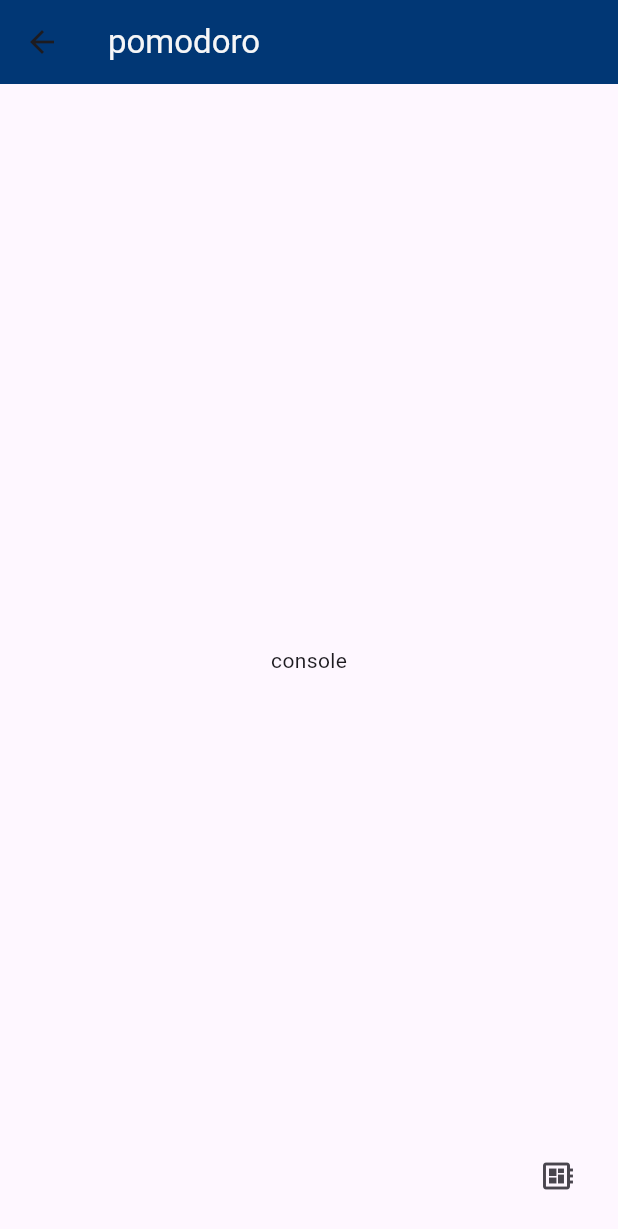
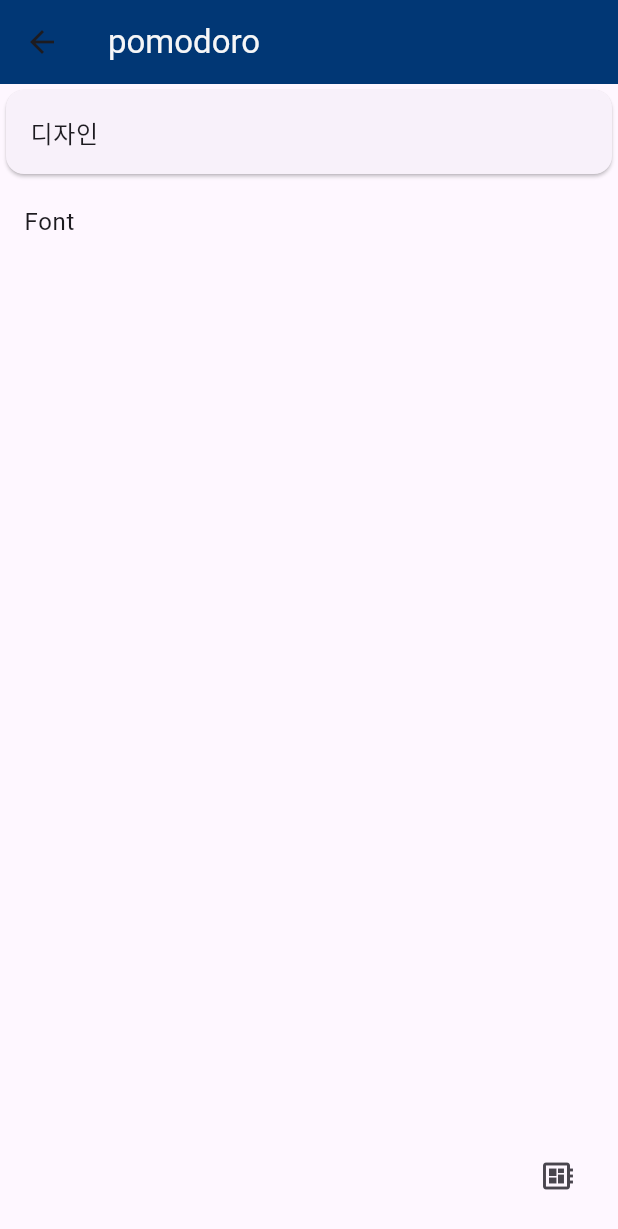
Before and after one commit to dlsdk0601/pomodoro-jjang, a Flutter app: the Layout screen opened directly, after a tap on the "developer board" icon, on a phone screen of 412 x 824 dp. Shown: the top 1229 px of the screen. Run offline on Flutter 3.47's test engine with Material 3 defaults, Android fonts, the phone set to English and light mode, and no system bars; our stand-ins replace flutter_easyloading, flutter_hooks, go_router, hooks_riverpod, logger and 1 more; generated files the repository leaves out were written again; project files that could hold a hidden picture were left out.

Commit message:
feat: add textStyle module and font console screen

```diff
--- a/pomodoro_jjang_app/lib/screen/console/console.dart
+++ b/pomodoro_jjang_app/lib/screen/console/console.dart
@@ -1,11 +1,51 @@
 import 'package:flutter/material.dart';
+import 'package:go_router/go_router.dart';
+import 'package:pomodoro_jjang_app/router.dart';
 import 'package:pomodoro_jjang_app/view/layout.dart';
+
+typedef ConsoleList = List<(String, List<Item>)>;
 
 class ConsoleScreen extends StatelessWidget {
   const ConsoleScreen({super.key});
 
   @override
   Widget build(BuildContext context) {
-    return Layout(child: Center(child: Text('console')));
+    final ConsoleList consoleList = [
+      ('디자인', [Item(title: 'Font', location: ConsoleFontRoute().location)]),
+    ];
+
+    return Layout(
+      child: ListView(
+        children: [
+          for (final (title, items) in consoleList) ...[
+            Card(child: ListTile(title: Text(title))),
+            for (final item in items) _ItemView(item: item),
+          ],
+        ],
+      ),
+    );
   }
 }
+
+class _ItemView extends StatelessWidget {
+  const _ItemView({required this.item});
+
+  final Item item;
+
+  @override
+  Widget build(BuildContext context) {
+    return ListTile(
+      title: Text(item.title),
+      onTap: () {
+        context.go(item.location);
+      },
+    );
+  }
+}
+
+class Item {
+  const Item({required this.title, required this.location});
+
+  final String title;
+  final String location;
+}
--- /dev/null
+++ b/pomodoro_jjang_app/lib/screen/console/font.dart
@@ -0,0 +1,54 @@
+import 'package:flutter/material.dart';
+import 'package:pomodoro_jjang_app/view/font.dart';
+import 'package:pomodoro_jjang_app/view/layout.dart';
+
+class ConsoleFontScreen extends StatelessWidget {
+  const ConsoleFontScreen({super.key});
+
+  @override
+  Widget build(BuildContext context) {
+    return Layout(
+      child: Padding(
+        padding: const EdgeInsets.symmetric(vertical: 20.0, horizontal: 8.0),
+        child: ListView(
+          children: [
+            for (final fontWeight in FontWeight.values)
+              _SentenceView(fontWeight: fontWeight),
+          ],
+        ),
+      ),
+    );
+  }
+}
+
+class _SentenceView extends StatelessWidget {
+  const _SentenceView({required this.fontWeight});
+
+  final FontWeight fontWeight;
+
+  @override
+  Widget build(BuildContext context) {
+    return Column(
+      children: [
+        Text(fontWeight.toString()),
+        Text(
+          'The quick brown for jumps over the lazy dog',
+          style: textStyle(
+            fontSize: 18,
+            lineHeight: 18,
+            fontWeight: fontWeight,
+          ),
+        ),
+        Text(
+          '2025년 힐링산업 종사자 전문화를 위한 자격증 취득과정 (지원)',
+          style: textStyle(
+            fontSize: 18,
+            lineHeight: 18,
+            fontWeight: fontWeight,
+          ),
+        ),
+        SizedBox(height: 20),
+      ],
+    );
+  }
+}
--- /dev/null
+++ b/pomodoro_jjang_app/lib/view/font.dart
@@ -0,0 +1,35 @@
+import 'package:flutter/material.dart';
+import 'package:pomodoro_jjang_app/gen/fonts.gen.dart';
+
+TextStyle textStyle({
+  required double fontSize,
+  required double lineHeight,
+  String? fontFamily,
+  FontWeight? fontWeight,
+  double? letterSpacing,
+  Color? color,
+  TextDecoration? decoration,
+  Color? decorationColor,
+}) {
+  fontFamily ??= FontFamily.suitVariable;
+  final fontVariants = <FontVariation>[];
+
+  if (fontFamily == FontFamily.suitVariable) {
+    fontVariants.add(
+      FontVariation.weight((fontWeight ?? FontWeight.normal).value + 75),
+    );
+
+    fontWeight = null;
+  }
+
+  return TextStyle(
+    fontFamily: fontFamily,
+    fontSize: fontSize,
+    letterSpacing: letterSpacing,
+    height: lineHeight / fontSize,
+    color: color,
+    decoration: decoration,
+    decorationColor: decorationColor,
+    fontVariations: fontVariants,
+  );
+}
```
Also changed, not shown: pomodoro_jjang_app/lib/router.dart (+15 -1 lines).
